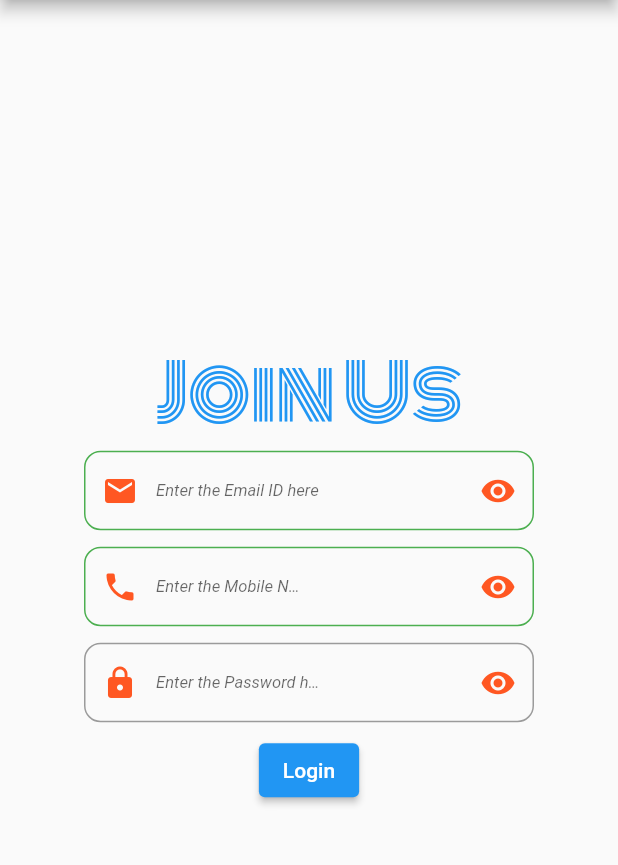
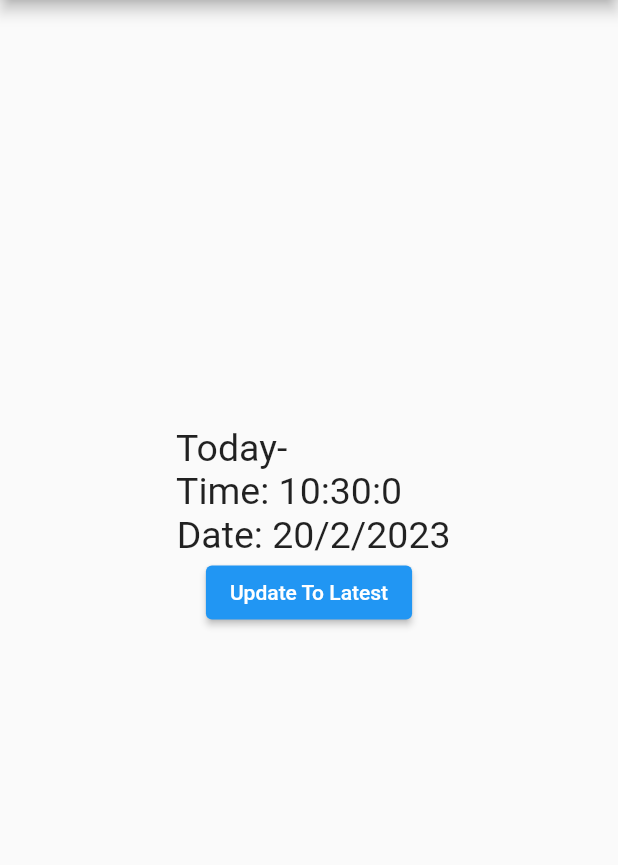
Before and after one commit to KiranKhadd29/practiceFlutter, a Flutter app: the screen it shows after launch, on a phone screen of 412 x 824 dp, the part 84-949 px from its top. Run offline on Flutter 3.47's test engine with Material 2 defaults, Android fonts, the phone set to English and light mode, and no system bars.

Commit message:
Widget - Current Date & Time

```diff
--- a/Kiran Workspace/flutter_basics/lib/main.dart
+++ b/Kiran Workspace/flutter_basics/lib/main.dart
@@ -42,6 +42,7 @@ class _MyHomePageState extends State<MyHomePage> {
   @override
   Widget build(BuildContext context) {
     var arrnames = ['Kiran','Sayali','Kiya','Kiyansh','Siya','Siyansh'];
+    var todayTime = DateTime.now();
     return Scaffold(
         appBar: AppBar(
           // Here we take the value from the MyHomePage object that was created by
@@ -49,8 +50,33 @@ class _MyHomePageState extends State<MyHomePage> {
           title: Text('Flutter Basics'),
         ),
         body:
+      ////////// Get Current Date & Time ////////////////////
+
+      Center(
+        child: Container(
+          height: 200,
+          width: 200,
+          child: Column(
+            children: [
+              Center(
+                child: Text(" Today-\n Time: ${todayTime.hour}:${todayTime.minute}:${todayTime.second}\n"
+                    " Date: ${todayTime.day}/${todayTime.month}/${todayTime.year}",
+                  style: TextStyle(fontSize: 25),),
+              ),
+              ElevatedButton(onPressed:(){
+                setState(() {
+                });
+
+
+              }, child: Text('Update To Latest'))
+            ],
+          ),
+        ),
+      )
+
 
       ////////// User Input ////////////////////
+        /*
       Center(
           child: Container(
             width: 300,
@@ -180,7 +206,7 @@ class _MyHomePageState extends State<MyHomePage> {
                 ],
               ),
           ),
-      ),
+      ), */
 
 
         ////////// Theme and Style ////////////////////
```
